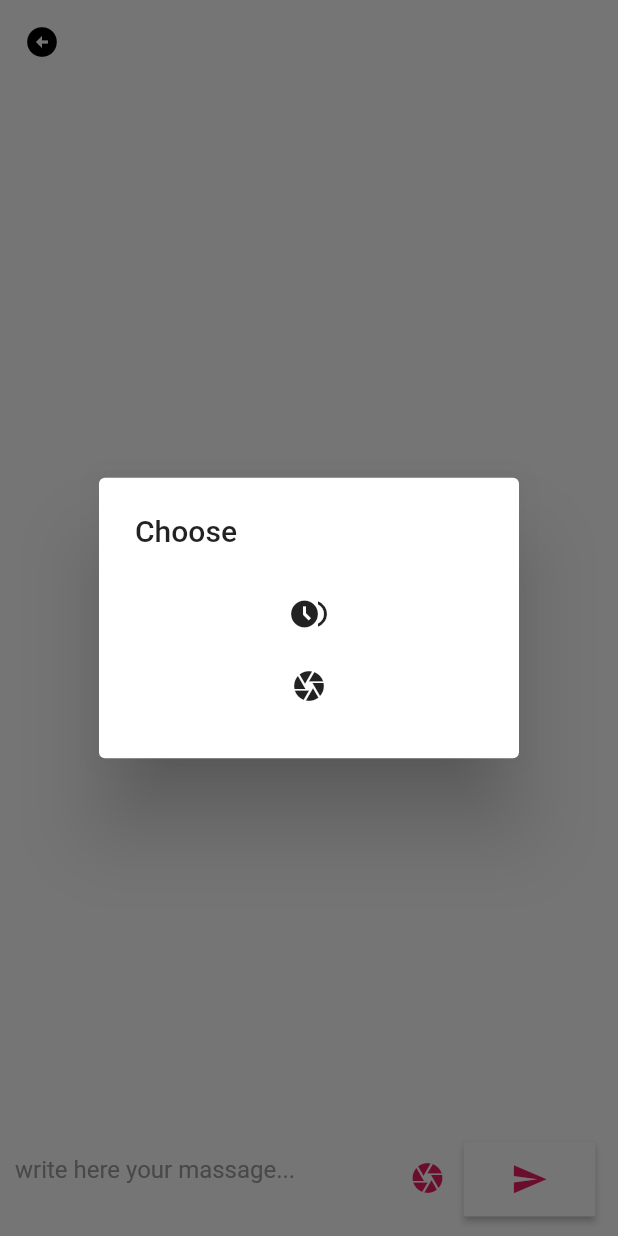
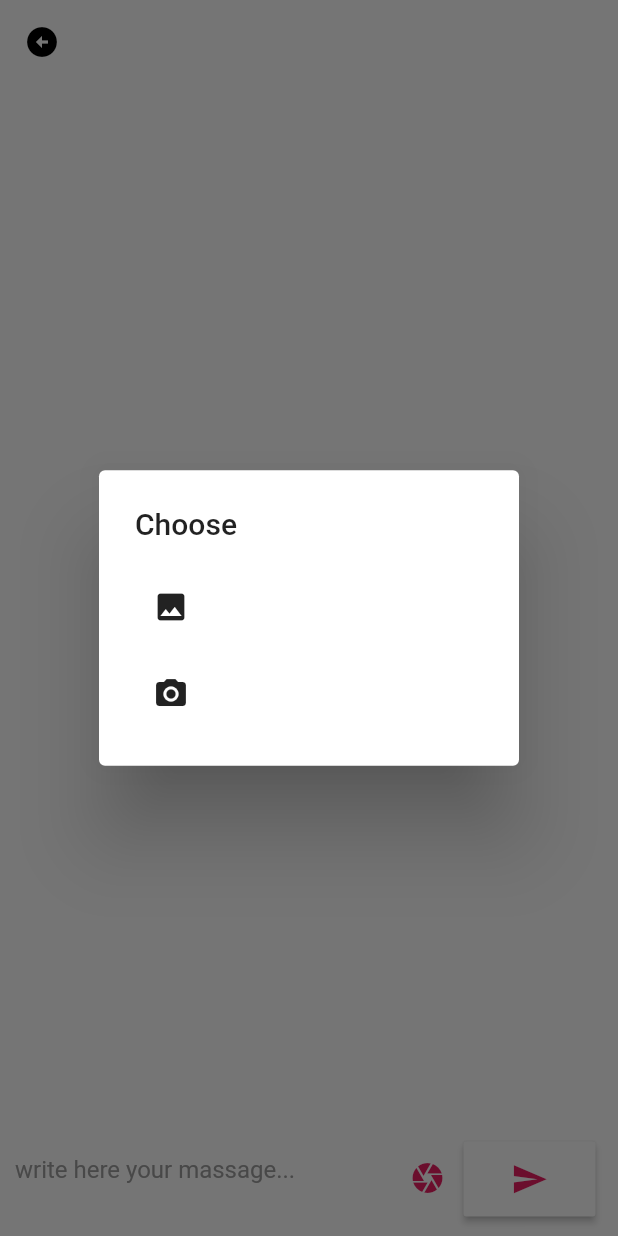
Before and after one commit to fadyZaherEng/Chats_GSS, a Flutter app: the ChatScreen screen opened directly with empty values, after a tap on the "camera" icon, on a phone screen of 412 x 824 dp. Run offline on Flutter 3.47's test engine with Material 2 defaults, Android fonts, the phone set to English and light mode, and no system bars; our stand-ins replace cloud_firestore, conditional_builder_null_safety, connectivity, email_validator, firebase_auth, firebase_core and 9 more; accounts and stored records are empty.

Commit message:
first commit

```diff
--- a/lib/src/presentation/blocs/chat/home_bloc.dart
+++ b/lib/src/presentation/blocs/chat/home_bloc.dart
@@ -277,11 +277,15 @@ class HomeBloc extends Bloc<HomeEvent, HomeState> {
     required context,
   }) async {
     showDialog(
-        context: context,
-        builder: (context) {
-          return AlertDialog(
-            title: const Text("Choose"),
-            content: Column(mainAxisSize: MainAxisSize.min, children: [
+      context: context,
+      builder: (context) {
+        return AlertDialog(
+          title: const Text("Choose"),
+          content: Column(
+            mainAxisAlignment: MainAxisAlignment.start,
+            crossAxisAlignment: CrossAxisAlignment.start,
+            mainAxisSize: MainAxisSize.min,
+            children: [
               IconButton(
                   onPressed: () async {
                     Navigator.pop(context);
@@ -292,7 +296,10 @@ class HomeBloc extends Bloc<HomeEvent, HomeState> {
                         createdAt: createdAt,
                         context: context);
                   },
-                  icon: const Icon(Icons.browse_gallery)),
+                  icon: const Icon(Icons.photo)),
+              const SizedBox(
+                height: 10,
+              ),
               IconButton(
                   onPressed: () async {
                     Navigator.pop(context);
@@ -303,10 +310,12 @@ class HomeBloc extends Bloc<HomeEvent, HomeState> {
                         createdAt: createdAt,
                         context: context);
                   },
-                  icon: const Icon(Icons.camera)),
-            ]),
-          );
-        });
+                  icon: const Icon(Icons.camera_alt)),
+            ],
+          ),
+        );
+      },
+    );
   }
 
   void uploadChatImage({
```
Also changed, not shown: lib/src/presentation/screens/users/widgets/user_list_item_widget.dart (+24 -28 lines).
